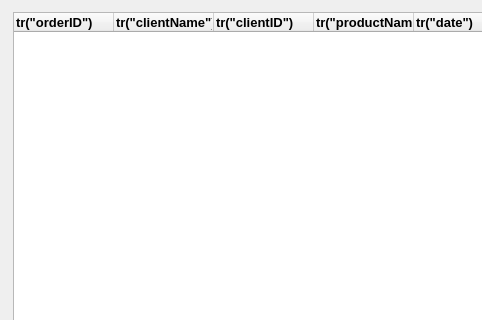
Before: the Qt Designer form CustomerProduct2Project/ordermanager.ui in SaintMonguss/Qt, drawn with Qt 5; both pictures show x 0 to 482 and y 0 to 320 of the 753 by 569 pixel window.
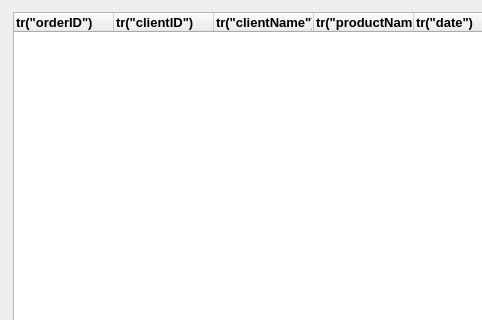
After: the same form once the commit is applied.

```diff
--- a/CustomerProduct2Project/ordermanager.ui
+++ b/CustomerProduct2Project/ordermanager.ui
@@ -46,7 +46,7 @@
        </column>
        <column>
         <property name="text">
-         <string>tr(&quot;clientName&quot;)</string>
+         <string>tr(&quot;clientID&quot;)</string>
         </property>
         <property name="font">
          <font>
@@ -57,7 +57,7 @@
        </column>
        <column>
         <property name="text">
-         <string>tr(&quot;clientID&quot;)</string>
+         <string>tr(&quot;clientName&quot;)</string>
         </property>
         <property name="font">
          <font>
```
